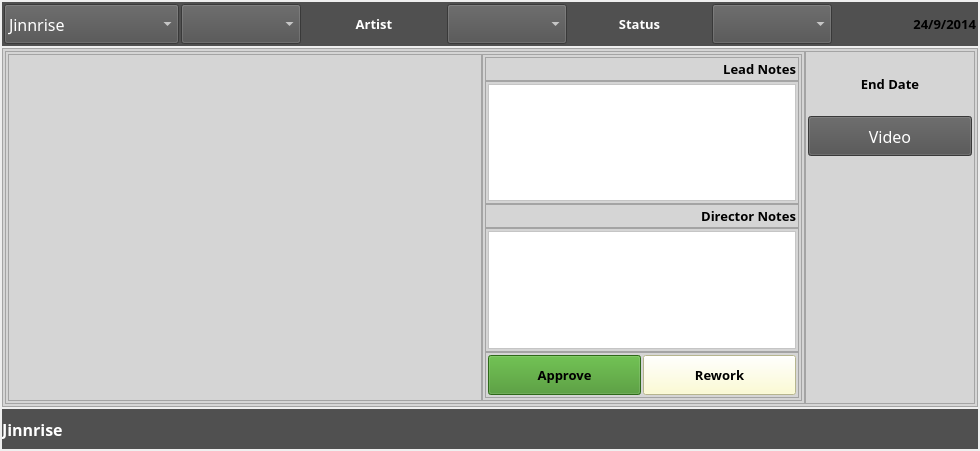
abble/schtool, file Kute/apr_Wiz/apr_wiz.ui: the form before one commit.
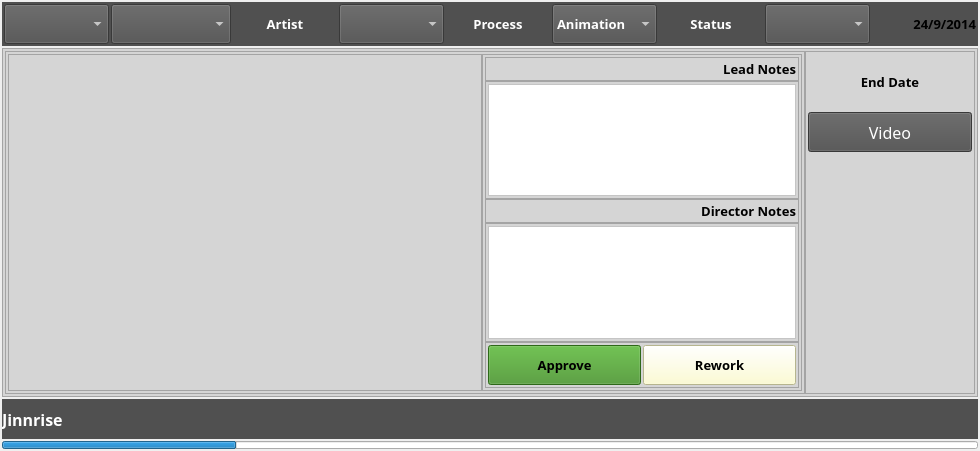
The form after the commit. Icons and pictures are not drawn.

What changed in the file:
```diff
--- a/Kute/apr_Wiz/apr_wiz.ui
+++ b/Kute/apr_Wiz/apr_wiz.ui
@@ -93,16 +93,6 @@
         <property name="styleSheet">
          <string notr="true">color: rgb(255, 255, 255);</string>
         </property>
-        <item>
-         <property name="text">
-          <string>Jinnrise</string>
-         </property>
-        </item>
-        <item>
-         <property name="text">
-          <string>MaskMasters_SE02</string>
-         </property>
-        </item>
        </widget>
       </item>
       <item>
@@ -180,6 +170,69 @@
         </property>
        </widget>
       </item>
+      <item>
+       <widget class="QLabel" name="proceslab">
+        <property name="minimumSize">
+         <size>
+          <width>0</width>
+          <height>40</height>
+         </size>
+        </property>
+        <property name="font">
+         <font>
+          <family>Trebuchet MS</family>
+          <pointsize>10</pointsize>
+          <weight>75</weight>
+          <bold>true</bold>
+         </font>
+        </property>
+        <property name="styleSheet">
+         <string notr="true">color: rgb(255, 255, 255);</string>
+        </property>
+        <property name="text">
+         <string>Process</string>
+        </property>
+        <property name="alignment">
+         <set>Qt::AlignCenter</set>
+        </property>
+       </widget>
+      </item>
+      <item>
+       <widget class="QComboBox" name="proscombo">
+        <property name="minimumSize">
+         <size>
+          <width>0</width>
+          <height>40</height>
+         </size>
+        </property>
+        <property name="font">
+         <font>
+          <family>Trebuchet MS</family>
+          <pointsize>10</pointsize>
+          <weight>75</weight>
+          <bold>true</bold>
+         </font>
+        </property>
+        <property name="styleSheet">
+         <string notr="true">color: rgb(255, 255, 255);</string>
+        </property>
+        <item>
+         <property name="text">
+          <string>Animation</string>
+         </property>
+        </item>
+        <item>
+         <property name="text">
+          <string>Blocking</string>
+         </property>
+        </item>
+        <item>
+         <property name="text">
+          <string>Previs</string>
+         </property>
+        </item>
+       </widget>
+      </item>
       <item>
        <widget class="QLabel" name="statlab">
         <property name="font">
@@ -844,6 +897,22 @@
      </property>
     </widget>
    </item>
+   <item>
+    <widget class="QProgressBar" name="progressBar">
+     <property name="maximumSize">
+      <size>
+       <width>16777215</width>
+       <height>8</height>
+      </size>
+     </property>
+     <property name="value">
+      <number>24</number>
+     </property>
+     <property name="textVisible">
+      <bool>false</bool>
+     </property>
+    </widget>
+   </item>
   </layout>
  </widget>
  <layoutdefault spacing="6" margin="11"/>
```
